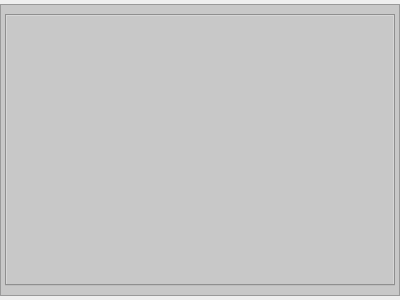
Qt form widget/editor/qwmlibtabselector.ui (alleindrach/QWellMan) before a commit.
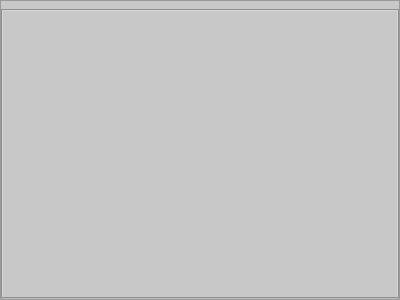
The same form after that commit.

What changed in the file:
```diff
--- a/widget/editor/qwmlibtabselector.ui
+++ b/widget/editor/qwmlibtabselector.ui
@@ -18,13 +18,13 @@
     <number>0</number>
    </property>
    <property name="topMargin">
-    <number>4</number>
+    <number>0</number>
    </property>
    <property name="rightMargin">
     <number>0</number>
    </property>
    <property name="bottomMargin">
-    <number>4</number>
+    <number>0</number>
    </property>
    <item>
     <widget class="QFrame" name="frame">
@@ -39,10 +39,16 @@
      </property>
      <layout class="QHBoxLayout" name="horizontalLayout_2">
       <property name="leftMargin">
-       <number>4</number>
+       <number>0</number>
+      </property>
+      <property name="topMargin">
+       <number>8</number>
       </property>
       <property name="rightMargin">
-       <number>4</number>
+       <number>0</number>
+      </property>
+      <property name="bottomMargin">
+       <number>0</number>
       </property>
       <item>
        <widget class="QTabWidget" name="tabWidget">
```
